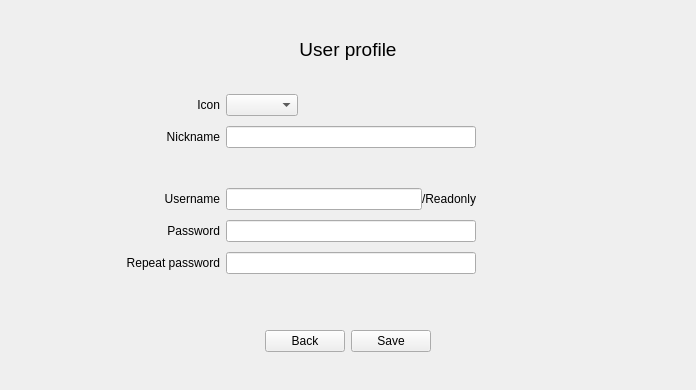
This is CLIENT/GUI/ui/gui_profile.ui in GiuliCler/GIMPteam as Qt 5 draws it before an edit. The edited form follows.
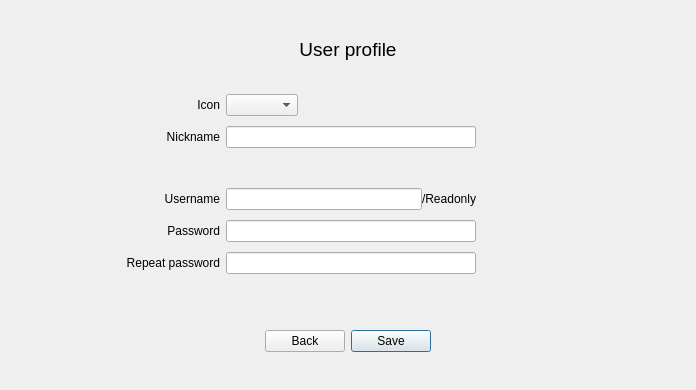
This is the edited form.

Commit message:
Resize window - bug fix
C'era un problema colla resize ed ho tolto dei warning

Diff of the .ui file:
```diff
--- a/CLIENT/GUI/ui/gui_profile.ui
+++ b/CLIENT/GUI/ui/gui_profile.ui
@@ -349,6 +349,9 @@
        <property name="text">
         <string>Save</string>
        </property>
+       <property name="default">
+        <bool>true</bool>
+       </property>
       </widget>
      </item>
      <item>
```
The commit also changes 7 other files.
